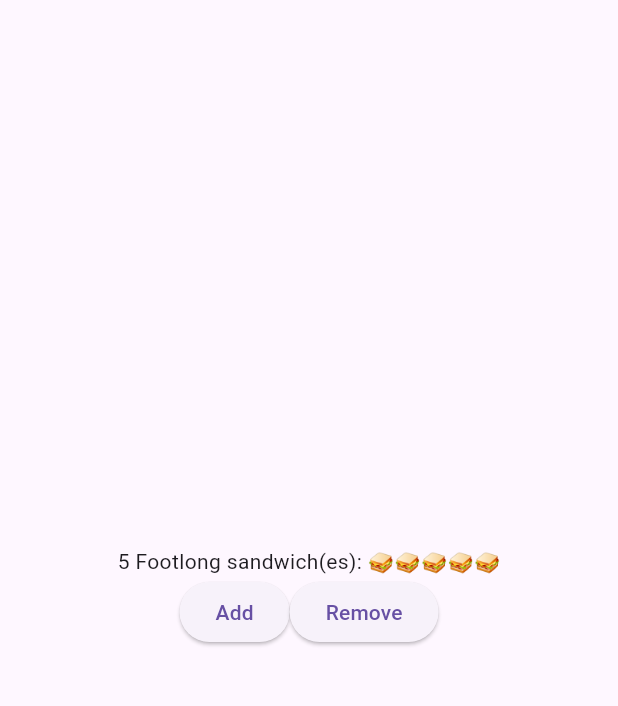
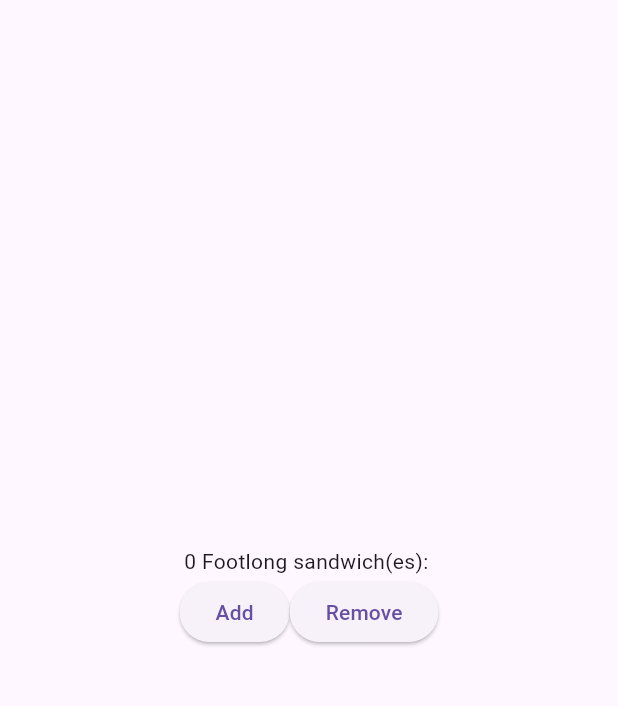
Before and after one commit to alcajuice/Week-1-Worksheet, a Flutter app: the screen it shows after launch, on a phone screen of 412 x 824 dp, the part 63-769 px from its top. Run offline on Flutter 3.47's test engine with Material 3 defaults, Android fonts, the phone set to English and light mode, and no system bars.

Commit message:
Use OrderScreen in App

```diff
--- a/lib/main.dart
+++ b/lib/main.dart
@@ -6,34 +6,12 @@
 
 class App extends StatelessWidget {
   const App({super.key});
+
   @override
   Widget build(BuildContext context) {
-    return MaterialApp(
+    return const MaterialApp(
       title: 'Sandwich Shop App',
-      home: Scaffold(
-        appBar: AppBar(title: const Text('Sandwich Counter')),
-        body: Center(
-          child: Column(
-            mainAxisAlignment: MainAxisAlignment.center,
-            children: [
-              const OrderItemDisplay(5, 'Footlong'),
-              Row(
-                mainAxisAlignment: MainAxisAlignment.center,
-                children: [
-                  ElevatedButton(
-                    onPressed: () => print('Add button pressed!'),
-                    child: const Text('Add'),
-                  ),
-                  ElevatedButton(
-                    onPressed: () => print('Remove button pressed!'),
-                    child: const Text('Remove'),
-                  ),
-                ],
-              ),
-            ],
-          ),
-        ),
-      ),
+      home: OrderScreen(maxQuantity: 5),
     );
   }
 }
```
